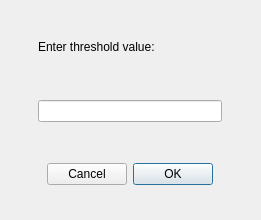
The window that settings.ui (WTFTrick/TestMutomo) describes before a commit, drawn with Qt 5.
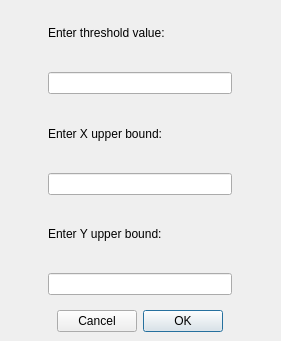
The same window after the commit.

Commit message: 16.04.2016, add y and x upper bounds in Settings, and add threshold line

Diff of the .ui file:
```diff
--- a/settings.ui
+++ b/settings.ui
@@ -6,8 +6,8 @@
    <rect>
     <x>0</x>
     <y>0</y>
-    <width>261</width>
-    <height>220</height>
+    <width>281</width>
+    <height>341</height>
    </rect>
   </property>
   <property name="sizePolicy">
@@ -24,8 +24,8 @@
   </property>
   <property name="maximumSize">
    <size>
-    <width>261</width>
-    <height>220</height>
+    <width>700</width>
+    <height>700</height>
    </size>
   </property>
   <property name="windowTitle">
@@ -36,17 +36,41 @@
     <rect>
      <x>0</x>
      <y>0</y>
-     <width>261</width>
-     <height>221</height>
+     <width>281</width>
+     <height>341</height>
     </rect>
    </property>
    <property name="maximumSize">
     <size>
-     <width>500</width>
-     <height>250</height>
+     <width>700</width>
+     <height>700</height>
     </size>
    </property>
    <layout class="QGridLayout" name="gridLayout">
+    <item row="4" column="0">
+     <widget class="QLabel" name="label_yUpperBound">
+      <property name="text">
+       <string>Enter Y upper bound:</string>
+      </property>
+     </widget>
+    </item>
+    <item row="3" column="0">
+     <widget class="QLineEdit" name="le_xUpperBound">
+      <property name="sizePolicy">
+       <sizepolicy hsizetype="Minimum" vsizetype="Fixed">
+        <horstretch>0</horstretch>
+        <verstretch>0</verstretch>
+       </sizepolicy>
+      </property>
+     </widget>
+    </item>
+    <item row="2" column="0">
+     <widget class="QLabel" name="label_xUpperBound">
+      <property name="text">
+       <string>Enter X upper bound:</string>
+      </property>
+     </widget>
+    </item>
     <item row="1" column="0">
      <widget class="QLineEdit" name="le_value">
       <property name="sizePolicy">
@@ -70,10 +94,13 @@
       </property>
      </widget>
     </item>
-    <item row="2" column="0">
+    <item row="7" column="0">
      <widget class="QWidget" name="widget" native="true">
+      <property name="enabled">
+       <bool>true</bool>
+      </property>
       <property name="sizePolicy">
-       <sizepolicy hsizetype="Fixed" vsizetype="Preferred">
+       <sizepolicy hsizetype="Fixed" vsizetype="Fixed">
         <horstretch>0</horstretch>
         <verstretch>0</verstretch>
        </sizepolicy>
@@ -111,6 +138,16 @@
       </layout>
      </widget>
     </item>
+    <item row="5" column="0">
+     <widget class="QLineEdit" name="le_yUpperBound">
+      <property name="sizePolicy">
+       <sizepolicy hsizetype="Minimum" vsizetype="Fixed">
+        <horstretch>0</horstretch>
+        <verstretch>0</verstretch>
+       </sizepolicy>
+      </property>
+     </widget>
+    </item>
    </layout>
   </widget>
  </widget>
```
Left out of the diff: 4 changed lines with no effect on the pictures. The commit also changes 5 other files.
